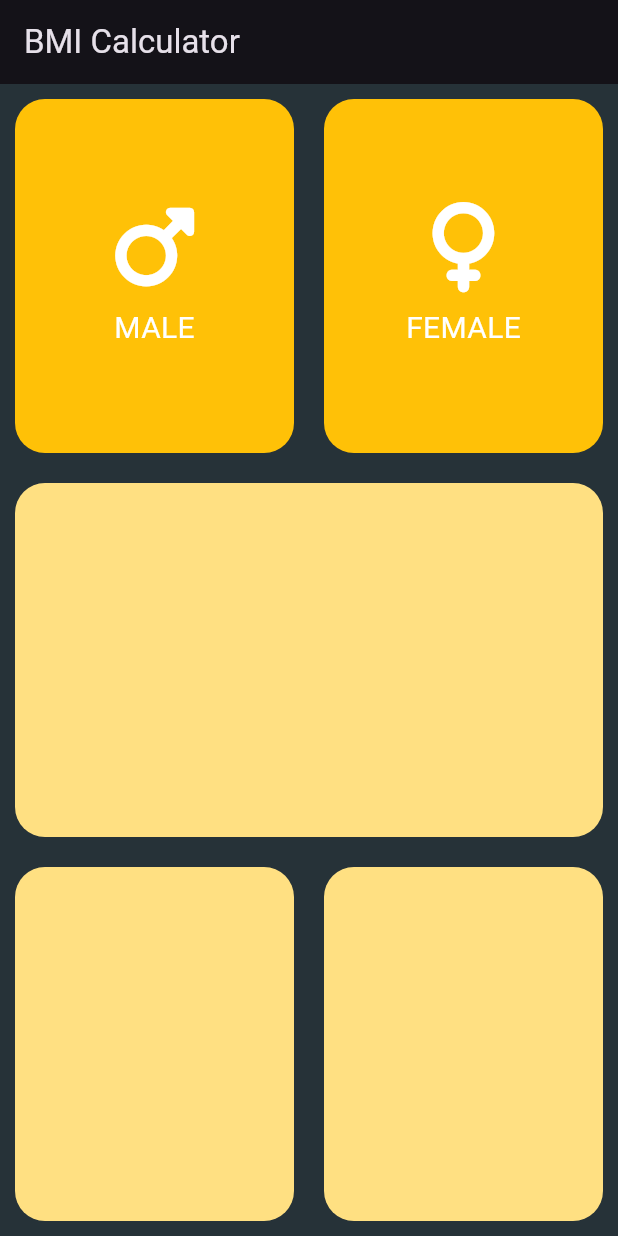
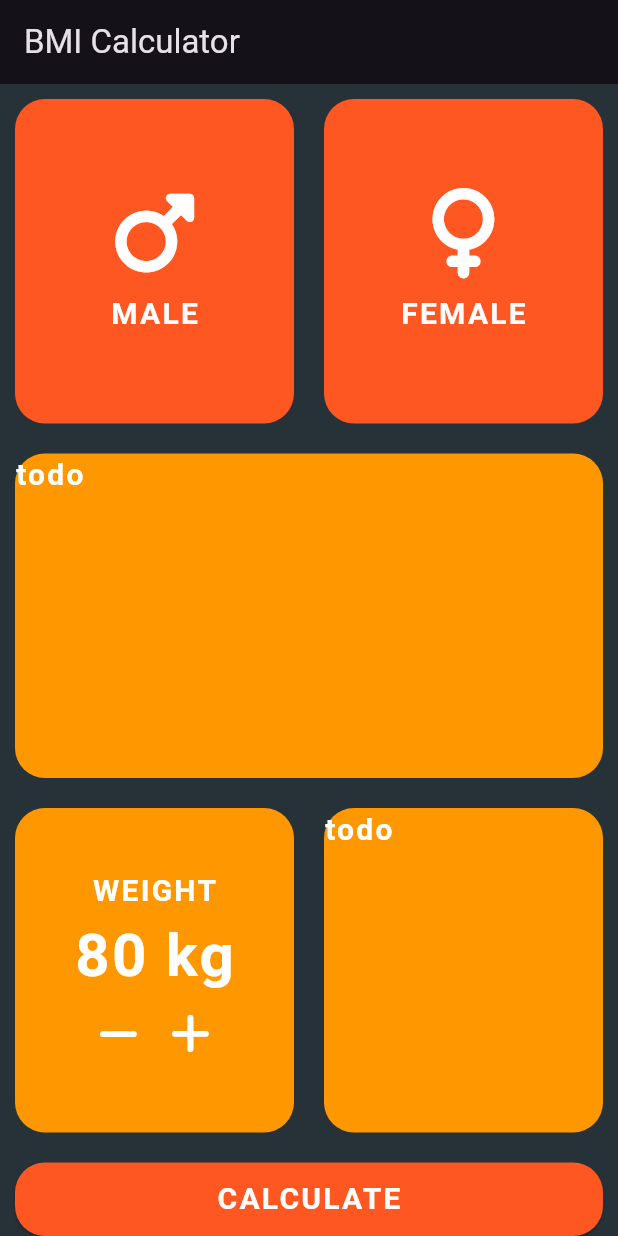
Before and after one commit to yaroslavsolokha/bmi_calculator, a Flutter app: the screen it shows after launch, on a phone screen of 412 x 824 dp. Run offline on Flutter 3.47's test engine with Material 3 defaults, Android fonts, the phone set to English and light mode, and no system bars; our stand-ins replace font_awesome_flutter.

Commit message:
adding weight

```diff
--- /dev/null
+++ b/lib/constants.dart
@@ -0,0 +1,11 @@
+import 'package:flutter/material.dart';
+
+const kLabelText = TextStyle(
+  fontSize: 20,
+  fontWeight: FontWeight.bold,
+  color: Colors.white,
+  letterSpacing: 1.5,
+);
+
+const Color kUnclickedContainerColor = Colors.deepOrange;
+const Color defaultContainerColor = Colors.orange;
--- a/lib/screens/homepage.dart
+++ b/lib/screens/homepage.dart
@@ -1,12 +1,12 @@
+import 'package:bmi_calculator/constants.dart';
 import 'package:bmi_calculator/widgets/button_container.dart';
+import 'package:bmi_calculator/widgets/gender_content.dart';
 import 'package:flutter/material.dart';
+import 'package:font_awesome_flutter/font_awesome_flutter.dart';
 
-const Color unclickedContainerColor = Colors.amber;
+enum Gender { male, female }
 
-enum Gender {
-  male,
-  female,
-}
+enum Adjustment { increase, decrease }
 
 class HomepageScreen extends StatefulWidget {
   const HomepageScreen({super.key});
@@ -17,10 +17,23 @@ class HomepageScreen extends StatefulWidget {
 
 class _HomepageScreenState extends State<HomepageScreen> {
   Gender? genderClicked;
+  int weight = 80;
 
   void _onGenderTap(Gender gender) {
     setState(() {
       genderClicked = gender;
+    });
+  }
+
+  void _changeWeight(Adjustment adjustment) {
+    setState(() {
+      if (adjustment == Adjustment.increase) {
+        weight++;
+      }
+
+      if (adjustment == Adjustment.decrease) {
+        weight--;
+      }
     });
   }
 
@@ -35,16 +48,74 @@ class _HomepageScreenState extends State<HomepageScreen> {
           crossAxisAlignment: CrossAxisAlignment.stretch,
           children: [
             _buildGenderSelectionRow(),
-            const ButtonContainer(),
             const Expanded(
+                child: ButtonContainer(
+              child: Text('todo', style: kLabelText),
+            )),
+            Expanded(
               child: Row(
                 crossAxisAlignment: CrossAxisAlignment.stretch,
                 children: [
-                  ButtonContainer(),
-                  ButtonContainer(),
+                  Expanded(
+                    child: ButtonContainer(
+                      child: Column(
+                        mainAxisAlignment: MainAxisAlignment.center,
+                        children: [
+                          const Text('WEIGHT', style: kLabelText),
+                          Text(
+                            '$weight kg',
+                            style: kLabelText.copyWith(fontSize: 40),
+                          ),
+                          Row(
+                            mainAxisAlignment: MainAxisAlignment.center,
+                            children: [
+                              IconButton(
+                                icon: const Icon(FontAwesomeIcons.minus),
+                                iconSize: 30.0, // You can adjust the size here
+                                onPressed: () {
+                                  _changeWeight(Adjustment.decrease);
+                                },
+                                color: Colors.white, // Change color as needed
+                              ),
+                              IconButton(
+                                icon: const Icon(FontAwesomeIcons.plus),
+                                iconSize: 30.0, // You can adjust the size here
+                                onPressed: () {
+                                  _changeWeight(Adjustment.increase);
+                                },
+                                color: Colors.white, // Change color as needed
+                              )
+                            ],
+                          )
+                        ],
+                      ),
+                    ),
+                  ),
+                  const Expanded(
+                      child: ButtonContainer(
+                    child: Text('todo', style: kLabelText),
+                  )),
                 ],
               ),
-            )
+            ),
+            Padding(
+              padding: const EdgeInsets.fromLTRB(10, 10, 10, 0),
+              child: ElevatedButton(
+                onPressed: () {},
+                style: ElevatedButton.styleFrom(
+                  backgroundColor: kUnclickedContainerColor,
+                  padding: const EdgeInsets.symmetric(vertical: 10),
+                  shape: RoundedRectangleBorder(
+                    borderRadius:
+                        BorderRadius.circular(20), // Set the radius here
+                  ),
+                ),
+                child: const Text(
+                  'CALCULATE',
+                  style: kLabelText,
+                ),
+              ),
+            ),
           ],
         ),
       ),
@@ -56,17 +127,25 @@ class _HomepageScreenState extends State<HomepageScreen> {
       child: Row(
         crossAxisAlignment: CrossAxisAlignment.stretch,
         children: [
-          ButtonContainer(
-            color:
-                genderClicked != Gender.male ? unclickedContainerColor : null,
-            gender: Gender.male,
-            onTap: _onGenderTap,
+          Expanded(
+            child: ButtonContainer(
+              color: genderClicked != Gender.male
+                  ? kUnclickedContainerColor
+                  : null,
+              gender: Gender.male,
+              onTap: _onGenderTap,
+              child: const GenderContent(gender: Gender.male),
+            ),
           ),
-          ButtonContainer(
-            color:
-                genderClicked != Gender.female ? unclickedContainerColor : null,
-            gender: Gender.female,
-            onTap: _onGenderTap,
+          Expanded(
+            child: ButtonContainer(
+              color: genderClicked != Gender.female
+                  ? kUnclickedContainerColor
+                  : null,
+              gender: Gender.female,
+              onTap: _onGenderTap,
+              child: const GenderContent(gender: Gender.female),
+            ),
           ),
         ],
       ),
--- a/lib/widgets/button_container.dart
+++ b/lib/widgets/button_container.dart
@@ -1,27 +1,28 @@
 import 'package:bmi_calculator/screens/homepage.dart';
-import 'package:bmi_calculator/widgets/gender_content.dart';
 import 'package:flutter/material.dart';
-
-Color defaultContainerColor = Colors.amber[200]!;
+import 'package:bmi_calculator/constants.dart';
 
 class ButtonContainer extends StatelessWidget {
   const ButtonContainer({
     super.key,
+    required this.child,
     this.color,
     this.gender,
     this.onTap,
   });
 
+  final Widget child;
   final Color? color;
   final Gender? gender;
   final void Function(Gender gender)? onTap;
 
   @override
   Widget build(BuildContext context) {
-    return Expanded(
-      child: GestureDetector(
+    return GestureDetector(
       onTap: () {
+        if (onTap != null && gender != null) {
           onTap!(gender!);
+        }
       },
       child: Container(
         decoration: BoxDecoration(
@@ -29,8 +30,7 @@ class ButtonContainer extends StatelessWidget {
           borderRadius: const BorderRadius.all(Radius.circular(20)),
         ),
         margin: const EdgeInsets.all(10.0),
-          child: gender != null ? GenderContent(gender: gender!) : null,
-        ),
+        child: child,
       ),
     );
   }
--- a/lib/widgets/gender_content.dart
+++ b/lib/widgets/gender_content.dart
@@ -1,3 +1,4 @@
+import 'package:bmi_calculator/constants.dart';
 import 'package:bmi_calculator/screens/homepage.dart';
 import 'package:flutter/material.dart';
 import 'package:font_awesome_flutter/font_awesome_flutter.dart';
@@ -20,10 +21,7 @@ class GenderContent extends StatelessWidget {
         const SizedBox(height: 10),
         Text(
           gender.name.toString().toUpperCase(),
-          style: const TextStyle(
-            fontSize: 20,
-            color: Colors.white,
-          ),
+          style: kLabelText,
         )
       ],
     );
```
Lines whose indentation alone changed are shown as unchanged.
